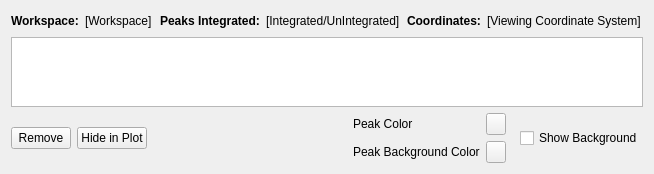
Old version of the form Code/Mantid/MantidQt/SliceViewer/inc/MantidQtSliceViewer/PeaksWorkspaceWidget.ui in the repository mantidproject/mantid.
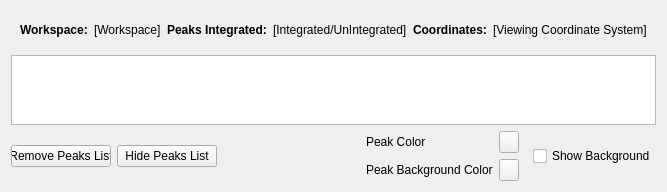
New version of the form.

Commit message: refs #6271. Wire-up ZoomToPeak

Diff of the .ui file:
```diff
--- a/Code/Mantid/MantidQt/SliceViewer/inc/MantidQtSliceViewer/PeaksWorkspaceWidget.ui
+++ b/Code/Mantid/MantidQt/SliceViewer/inc/MantidQtSliceViewer/PeaksWorkspaceWidget.ui
@@ -7,7 +7,7 @@
     <x>0</x>
     <y>0</y>
     <width>654</width>
-    <height>140</height>
+    <height>175</height>
    </rect>
   </property>
   <property name="sizePolicy">
@@ -27,6 +27,7 @@
   </property>
   <layout class="QVBoxLayout" name="verticalLayout_2" stretch="0,1,0">
    <item>
+    <widget class="QFrame" name="infoFrame">
     <layout class="QHBoxLayout" name="infoLayout">
      <item>
       <widget class="QLabel" name="lblWSName">
@@ -128,6 +129,7 @@
       </spacer>
      </item>
     </layout>
+    </widget>
    </item>
    <item>
     <layout class="QHBoxLayout" name="tableLayout">
@@ -167,18 +169,18 @@
        </property>
        <property name="minimumSize">
         <size>
-         <width>60</width>
+         <width>100</width>
          <height>0</height>
         </size>
        </property>
        <property name="maximumSize">
         <size>
-         <width>60</width>
+         <width>100</width>
          <height>16777215</height>
         </size>
        </property>
        <property name="text">
-        <string>Remove</string>
+        <string>Remove Peaks List</string>
        </property>
       </widget>
      </item>
@@ -190,14 +192,20 @@
          <verstretch>0</verstretch>
         </sizepolicy>
        </property>
+       <property name="minimumSize">
+        <size>
+         <width>100</width>
+         <height>0</height>
+        </size>
+       </property>
        <property name="maximumSize">
         <size>
-         <width>70</width>
+         <width>100</width>
          <height>16777215</height>
         </size>
        </property>
        <property name="text">
-        <string>Hide in Plot</string>
+        <string>Hide Peaks List</string>
        </property>
        <property name="checkable">
         <bool>true</bool>
```
Left out of the diff: 9 changed lines with no effect on the pictures. Lines whose indentation alone changed are shown as unchanged. The commit also changes 19 other files.
